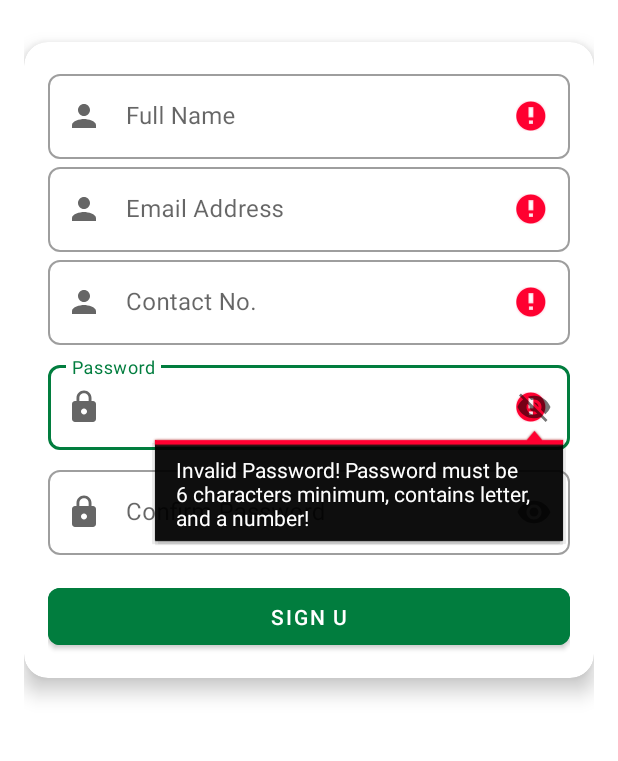
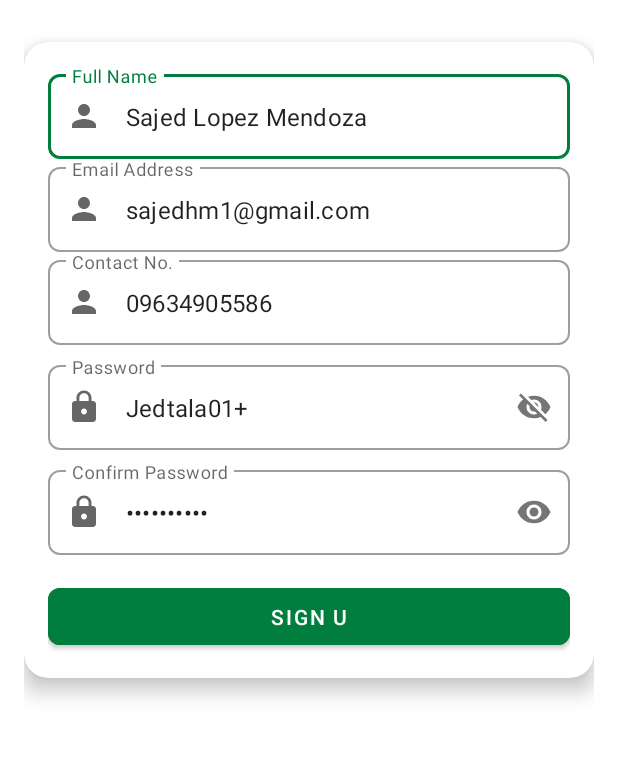
Before and after one commit to qppd/PlasTech, an Android app: the RegisterActivity screen opened directly, with no data from a screen before it, after a tap on "SIGN U", on a phone screen of 412 x 824 dp, the part 429-1190 px from its top. Run offline under Robolectric (Android 15) with nearby library versions, the phone set to English and light mode, and no system bars; our stand-ins replace Firebase (no records; nobody signed in at launch, a user with empty details on screens opened directly); 1 other tap on this screen came first.

Commit message:
Fixed bugs

```diff
--- a/app/src/main/AndroidManifest.xml
+++ b/app/src/main/AndroidManifest.xml
@@ -35,6 +35,10 @@
                 <category android:name="android.intent.category.LAUNCHER" />
             </intent-filter>
         </activity>
+        <activity
+            android:name="com.yalantis.ucrop.UCropActivity"
+            android:screenOrientation="portrait"
+            android:theme="@style/Theme.AppCompat.Light.NoActionBar" />
 
         <service
             android:name="com.qppd.plastech.MyFirebaseMessagingService"
--- a/app/src/main/java/com/qppd/plastech/Libs/Validatorz/ValidatorClass.java
+++ b/app/src/main/java/com/qppd/plastech/Libs/Validatorz/ValidatorClass.java
@@ -119,11 +119,15 @@ public class ValidatorClass {
     }
 
     public static boolean validatePhoneOnly(String number) {
-        String cleanedNumber = number.replaceAll("[^0-9]", "");
-        return cleanedNumber.matches("(09|\\+639)\\d{9}");
+        // Remove spaces, dashes, and parentheses but keep +
+        String cleanedNumber = number.replaceAll("[\\s\\-()]", "");
+
+        // Pattern: starts with 09 or +639 followed by 9 digits
+        return cleanedNumber.matches("^(09|\\+639)\\d{9}$");
     }
 
 
 
 
+
 }
--- a/app/src/main/java/com/qppd/plastech/LoginActivity.java
+++ b/app/src/main/java/com/qppd/plastech/LoginActivity.java
@@ -63,9 +63,9 @@ public class LoginActivity extends AppCompatActivity implements View.OnClickList
 
     void initializeComponents() {
         email = findViewById(R.id.edtEmail);
-        //email.setText("sajedhm@gmail.com");
+        email.setText("sajedhm1@gmail.com");
         password = findViewById(R.id.edtPassword);
-        //password.setText("Jedtala01");
+        password.setText("Jedtala01+");
         btnLogin = findViewById(R.id.btnLogin);
         btnLogin.setOnClickListener(this);
 
--- a/app/src/main/java/com/qppd/plastech/RegisterActivity.java
+++ b/app/src/main/java/com/qppd/plastech/RegisterActivity.java
@@ -55,10 +55,15 @@ public class RegisterActivity extends AppCompatActivity implements View.OnClickL
     private void initializeComponents() {
 
         edtEmail = findViewById(R.id.edtEmail);
+        edtEmail.setText("sajedhm1@gmail.com");
         edtName = findViewById(R.id.edtName);
+        edtName.setText("Sajed Lopez Mendoza");
         edtPhone = findViewById(R.id.edtPhone);
+        edtPhone.setText("09634905586");
         edtPassword = findViewById(R.id.edtPassword);
+        edtPassword.setText("Jedtala01+");
         edtConfirmPassword = findViewById(R.id.edtConfirmPassword);
+        edtConfirmPassword.setText("Jedtala01+");
 
         btnRegister = findViewById(R.id.btnRegister);
         btnRegister.setOnClickListener(this);
@@ -106,7 +111,7 @@ public class RegisterActivity extends AppCompatActivity implements View.OnClickL
             edtPhone.setError("Contact no. is required!");
             focusView = edtPhone;
             cancel = true;
-        } else if (!ValidatorClass.validatePhoneOnly(name)) {
+        } else if (!ValidatorClass.validatePhoneOnly(phone)) {
             edtPhone.setError("Contact no. invalid!");
             focusView = edtPhone;
             cancel = true;
@@ -121,8 +126,8 @@ public class RegisterActivity extends AppCompatActivity implements View.OnClickL
             focusView = edtConfirmPassword;
             cancel = true;
         }
-        if (!ValidatorClass.validatePasswordOnly(password)) {
-            edtPassword.setError("Invalid Password! Password must be 6 characters minimum, contains letter, and a number!");
+        if (!ValidatorClass.validatePasswordOnly(confirm_password)) {
+            edtPassword.setError("Invalid Password! Password must be 6 characters minimum, contains letter, number and a symbol!");
             focusView = edtPassword;
             cancel = true;
         } else if (!password.equals(confirm_password)) {
@@ -158,7 +163,7 @@ public class RegisterActivity extends AppCompatActivity implements View.OnClickL
 
                 @Override
                 public void onFailure(Exception e) {
-
+                    function.showMessage("Registration failed!" + e.getMessage());
                 }
             });
 
--- a/app/src/main/java/com/qppd/plastech/ui/monitor/MonitorFragment.java
+++ b/app/src/main/java/com/qppd/plastech/ui/monitor/MonitorFragment.java
@@ -90,7 +90,7 @@ public class MonitorFragment extends Fragment {
 
                     txtTotalReward.setText(String.format("%02d", bin.getTotal_rewards()));
                     txtTotalWeight.setText(String.format("%02d", bin.getTotal_weight()));
-                    txtTotalWeight.setText(String.format("%02d", bin.getCoin_stock()));
+                    txtCoinStock.setText(String.format("%02d", bin.getCoin_stock()));
 
                 }
             }
--- a/app/src/main/res/layout/fragment_monitor.xml
+++ b/app/src/main/res/layout/fragment_monitor.xml
@@ -28,9 +28,6 @@
             app:setDateTextSize="22sp"
             app:setWeekTextSize="13sp"
             app:setMonthTextSize="17sp"
-            app:setDateFontStyle="fonts/Light.otf"
-            app:setLabelFontStyle="bold"
-            app:setMonthFontStyle="bold"
             app:setLabel="My Calendar" />
 
         <LinearLayout
--- a/app/src/main/res/layout/fragment_profile.xml
+++ b/app/src/main/res/layout/fragment_profile.xml
@@ -17,7 +17,7 @@
         <TextView
             android:layout_width="match_parent"
             android:layout_height="wrap_content"
-            android:layout_marginTop="70dp"
+            android:layout_marginTop="16dp"
             android:src="@drawable/applogo_no_background"
             android:text="My Profile"
             android:fontFamily="@font/verdanab"
```
Also changed, not shown: app/src/main/java/com/qppd/plastech/Tasks/LoginTask.java (+5 -8 lines).
